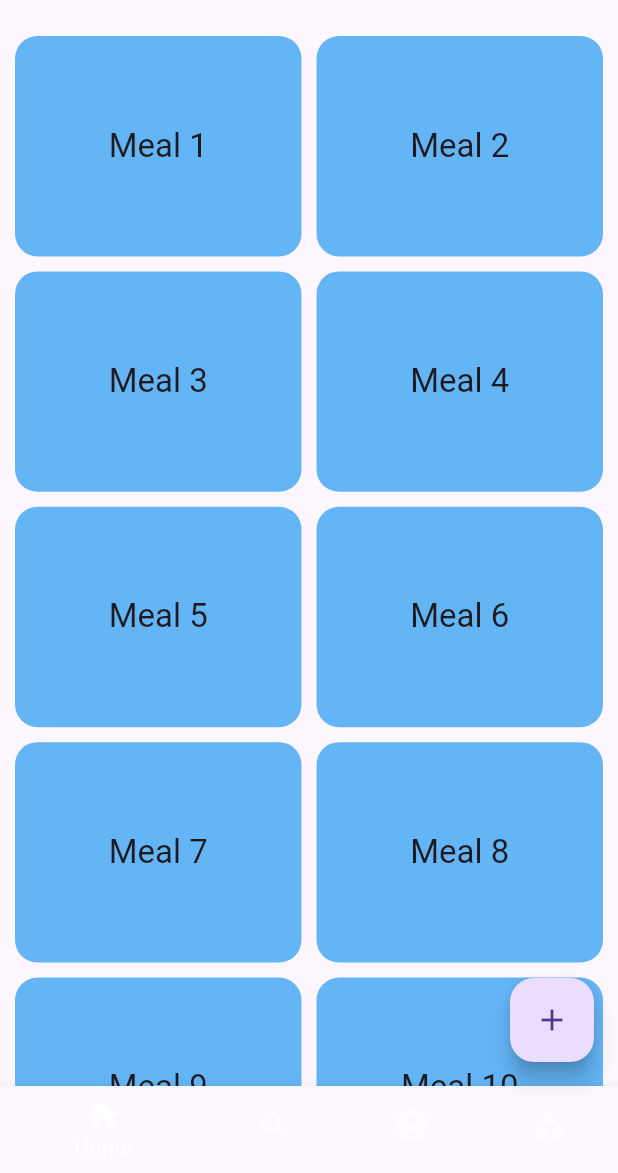
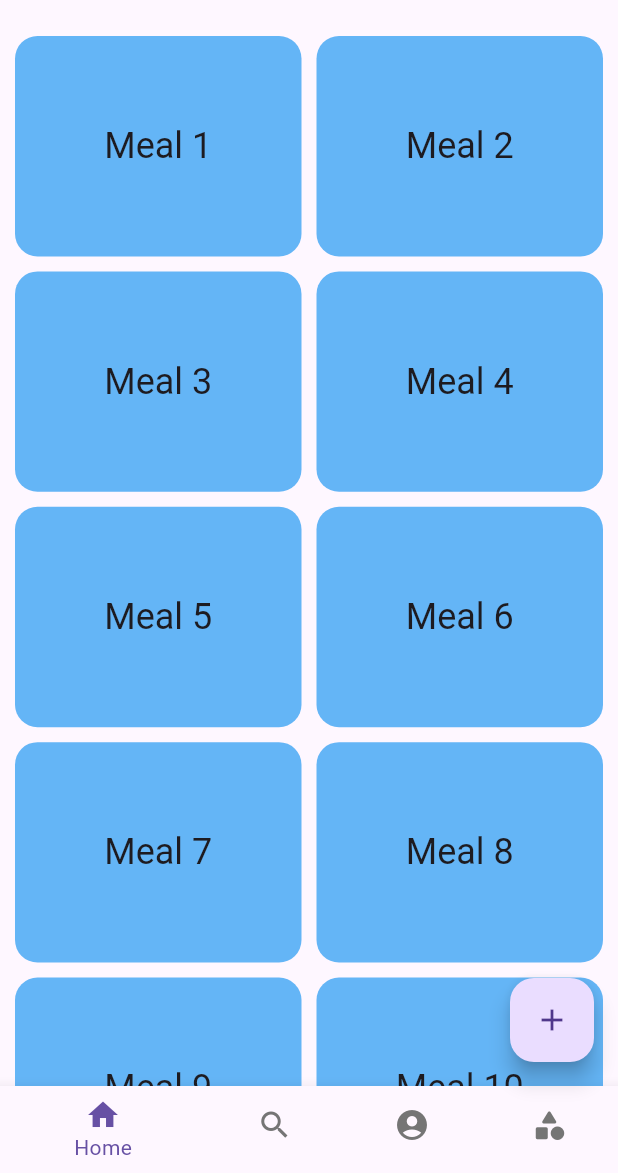
Before and after one commit to Chrisegbaaaibon/make_yum, a Flutter app: the screen it shows after launch, after a tap on "Skip", on a phone screen of 412 x 824 dp, the part 63-1236 px from its top. Run offline on Flutter 3.47's test engine with Material 3 defaults, Android fonts, the phone set to English and light mode, and no system bars.

Commit message:
edited navigaiton icons table

```diff
--- a/lib/main.dart
+++ b/lib/main.dart
@@ -17,18 +17,7 @@ class MyApp extends StatelessWidget {
       title: 'Make Yum',
       debugShowCheckedModeBanner: false,
       theme: ThemeData(
-        primarySwatch: const MaterialColor(0xFF72AEDF, {
-          50: Color(0xFFE1F2FA),
-          100: Color(0xFFB4E0F2),
-          200: Color(0xFF86CDEB),
-          300: Color(0xFF59BBE3),
-          400: Color(0xFF2CA8DC),
-          500: Color(0xFF0096D4),
-          600: Color(0xFF0082A9),
-          700: Color(0xFF006E7E),
-          800: Color(0xFF005A53),
-          900: Color(0xFF004628),
-        }),
+        primaryColor: const Color(0xFFE1F2FA),
       ),
       home: const OnboardingView(),
       routes: {
--- a/lib/src/views/grid_view_home.dart
+++ b/lib/src/views/grid_view_home.dart
@@ -5,7 +5,18 @@ class GridViewBuilderView extends StatelessWidget {
   @override
   Widget build(BuildContext context) {
     // Example data for your grid items
-    final List<String> meals = ["Meal 1", "Meal 2", "Meal 3", "Meal 4", "Meal 5", "Meal 6", "Meal 7", "Meal 8", "Meal 9", "Meal 10"];
+    final List<String> meals = [
+      "Meal 1",
+      "Meal 2",
+      "Meal 3",
+      "Meal 4",
+      "Meal 5",
+      "Meal 6",
+      "Meal 7",
+      "Meal 8",
+      "Meal 9",
+      "Meal 10"
+    ];
 
     return GridView.builder(
       padding: EdgeInsets.all(10),
@@ -21,10 +32,10 @@ class GridViewBuilderView extends StatelessWidget {
           onTap: () {
             // Implement action for the grid item
             //Navigator.push(
-              //context,
-              //MaterialPageRoute(
-                //builder: (context) => ,
-              //),
+            //context,
+            //MaterialPageRoute(
+            //builder: (context) => ,
+            //),
             //);
           },
           child: Container(
@@ -35,7 +46,7 @@ class GridViewBuilderView extends StatelessWidget {
             child: Center(
               child: Text(
                 meals[index],
-                style: Theme.of(context).textTheme.headline6,
+                style: Theme.of(context).textTheme.headlineSmall,
               ),
             ),
           ),
--- a/lib/src/views/home_view.dart
+++ b/lib/src/views/home_view.dart
@@ -4,16 +4,15 @@ import 'package:make_yum/src/views/search_view.dart';
 import 'package:make_yum/src/views/profile_view.dart';
 import 'package:make_yum/src/views/grid_view_home.dart';
 import 'package:make_yum/src/views/categories_view.dart';
+
 class HomeView extends StatefulWidget {
   const HomeView({Key? key}) : super(key: key);
 
   @override
-  _HomeViewState createState() => _HomeViewState();
-
+  State<HomeView> createState() => _HomeViewState();
 }
 
 class _HomeViewState extends State<HomeView> {
-
   int _selectedIndex = 0;
   static final List<Widget> _widgetOptions = <Widget>[
     const GridViewBuilderView(),
@@ -27,7 +26,6 @@ class _HomeViewState extends State<HomeView> {
       _selectedIndex = index;
     });
   }
-
 
   @override
   Widget build(BuildContext context) {
@@ -71,9 +69,8 @@ class _HomeViewState extends State<HomeView> {
         ],
         currentIndex: _selectedIndex,
         onTap: _onItemTapped,
-        selectedItemColor: Colors.white, // Optional: for better visibility
-        unselectedItemColor: Colors.white60, // Optional: for better visibility
-
+        selectedItemColor: Theme.of(context).colorScheme.primary,
+        unselectedItemColor: Colors.grey.shade600,
       ),
       floatingActionButton: FloatingActionButton(
         onPressed: () {
@@ -91,8 +88,6 @@ class _HomeViewState extends State<HomeView> {
   }
 }
 
-
-
 class CategoryRecipesView extends StatelessWidget {
   const CategoryRecipesView({Key? key}) : super(key: key);
 
@@ -102,8 +97,8 @@ class CategoryRecipesView extends StatelessWidget {
       appBar: AppBar(
         title: const Text('Category Recipes'),
       ),
-      body: Center(
-        child: const Text('Recipes for a specific category'),
+      body: const Center(
+        child: Text('Recipes for a specific category'),
       ),
     );
   }
--- a/lib/src/views/search_view.dart
+++ b/lib/src/views/search_view.dart
@@ -4,34 +4,34 @@ class SearchView extends StatefulWidget {
   const SearchView({Key? key}) : super(key: key);
 
   @override
-  _SearchViewState createState() => _SearchViewState();
+  State<SearchView> createState() => _SearchViewState();
 }
 
-
 class _SearchViewState extends State<SearchView> {
-
   String _searchQuery = '';
   List<String> _searchResults = [];
 
-  void _updateSearchQuery(String newQuery){
+  void _updateSearchQuery(String newQuery) {
     setState(() {
       _searchQuery = newQuery;
-      if(newQuery.isNotEmpty){
-        _searchResults = _searchResults.where((result) => result.contains(newQuery)).toList();
-      }else{
+      if (newQuery.isNotEmpty) {
+        _searchResults = _searchResults
+            .where((result) => result.contains(newQuery))
+            .toList();
+      } else {
         _searchResults = [];
       }
     });
   }
 
   @override
-  Widget build(BuildContext context){
+  Widget build(BuildContext context) {
     return Scaffold(
       appBar: AppBar(
         title: const Text('Search'),
       ),
       body: Column(
-        children:<Widget> [
+        children: <Widget>[
           Padding(
             padding: const EdgeInsets.all(8.0),
             child: TextField(
@@ -40,7 +40,8 @@ class _SearchViewState extends State<SearchView> {
                 labelText: 'Search',
                 border: const OutlineInputBorder(),
                 suffixIcon: _searchQuery.isNotEmpty
-        ? IconButton( icon: Icon(Icons.clear),
+                    ? IconButton(
+                        icon: Icon(Icons.clear),
                         onPressed: () {
                           setState(() {
                             _searchQuery = '';
@@ -50,13 +51,12 @@ class _SearchViewState extends State<SearchView> {
                       )
                     : null,
               ),
-)
-,
+            ),
           ),
           Expanded(
             child: ListView.builder(
               itemCount: _searchResults.length,
-              itemBuilder: (context, index){
+              itemBuilder: (context, index) {
                 return ListTile(
                   title: Text(_searchResults[index]),
                 );
```
Lines whose indentation alone changed are shown as unchanged.
